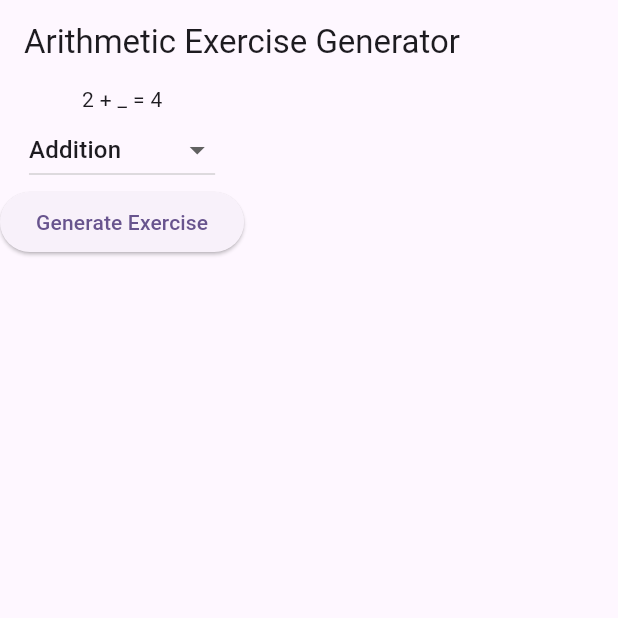
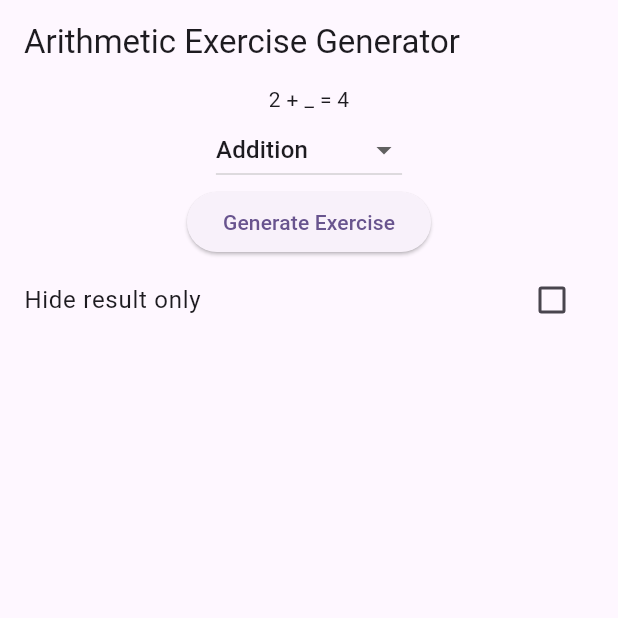
Before and after one commit to igorbasko01/flutter-arithmetic-expression-generator, a Flutter app: the screen it shows after launch, after a tap on "Generate Exercise", on a phone screen of 412 x 824 dp, the top half of it. Run offline on Flutter 3.47's test engine with Material 2 defaults, Android fonts, the phone set to English and light mode, and no system bars; our stand-ins replace flutter_bloc.

Commit message:
add checkbox for hiding only the result

```diff
--- a/lib/screens/home/home_screen.dart
+++ b/lib/screens/home/home_screen.dart
@@ -14,6 +14,7 @@ class MyHomePage extends StatefulWidget {
 
 class _MyHomePageState extends State<MyHomePage> {
   ArithmeticOperation selectedOperation = ArithmeticOperation.addition;
+  bool hideResultOnly = false;
 
   @override
   Widget build(BuildContext context) {
@@ -31,8 +32,7 @@ class _MyHomePageState extends State<MyHomePage> {
               return Container();
             }
           },
-      )
-    );
+        ));
   }
 
   String _getOperationText(ArithmeticOperation operation) {
@@ -51,17 +51,25 @@ class _MyHomePageState extends State<MyHomePage> {
   }
 
   Widget _view(String text) {
-    return Column(
-        children: [
+    return Column(children: [
       Text(text),
       _operationDropDown(),
       ElevatedButton(
           onPressed: () {
             context.read<ArithmeticBloc>().add(
-                    GenerateNewExerciseArithmeticEvent(selectedOperation));
-              }, child: const Text('Generate Exercise')),
-        ]
-    );
+                GenerateNewExerciseArithmeticEvent(selectedOperation,
+                    hideResultOnly: hideResultOnly));
+          },
+          child: const Text('Generate Exercise')),
+      CheckboxListTile(
+          title: const Text('Hide result only'),
+          value: hideResultOnly,
+          onChanged: (bool? value) {
+            setState(() {
+              hideResultOnly = value!;
+            });
+          })
+    ]);
   }
 
   DropdownButton<ArithmeticOperation> _operationDropDown() {
@@ -69,14 +77,12 @@ class _MyHomePageState extends State<MyHomePage> {
         value: selectedOperation,
         items: ArithmeticOperation.values.map((ArithmeticOperation operation) {
           return DropdownMenuItem<ArithmeticOperation>(
-              value: operation,
-              child: Text(_getOperationText(operation)));
+              value: operation, child: Text(_getOperationText(operation)));
         }).toList(),
         onChanged: (ArithmeticOperation? operation) {
           setState(() {
             selectedOperation = operation!;
           });
-        }
-    );
+        });
   }
 }
```
Lines whose indentation alone changed are shown as unchanged.
